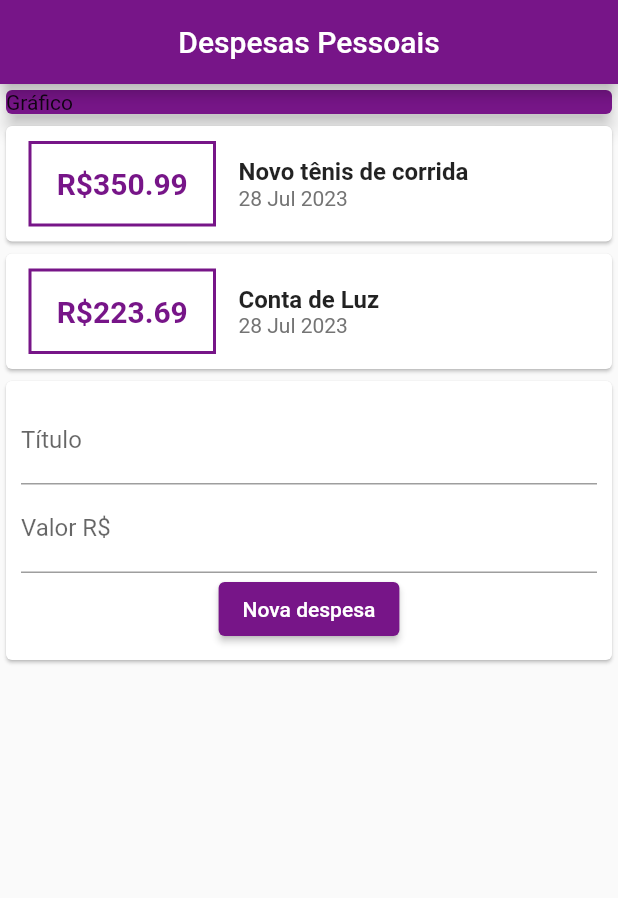
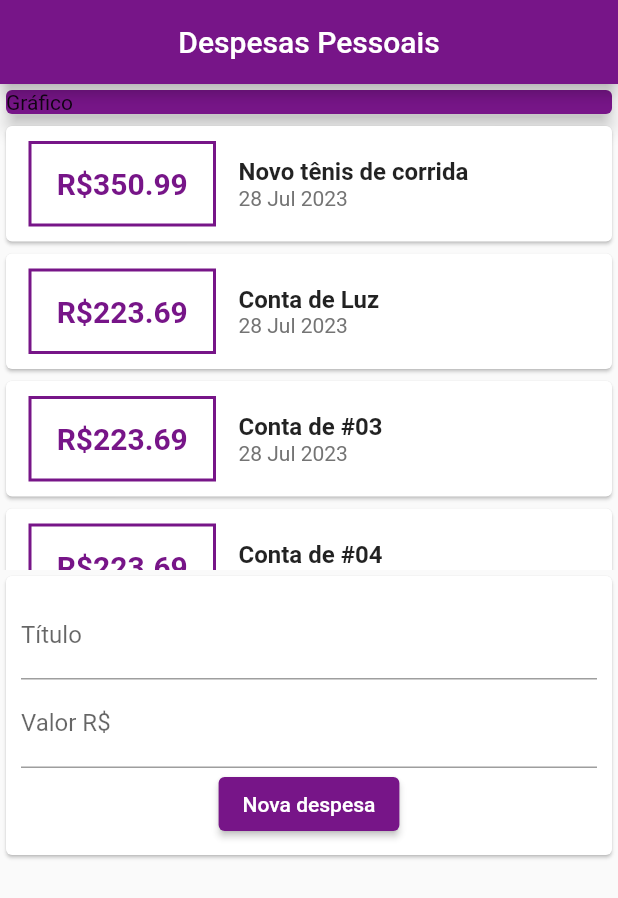
Before and after one commit to muaoliveira/Flutter-Personal-Expenses, a Flutter app: the screen it shows after launch, on a phone screen of 412 x 824 dp. Shown: the top 898 px of the screen. Run offline on Flutter 3.47's test engine with Material 2 defaults, Android fonts, the phone set to English and light mode, and no system bars.

Commit message:
Add files via upload

```diff
--- a/lib/components/transaction_list.dart
+++ b/lib/components/transaction_list.dart
@@ -10,8 +10,12 @@ class TransactionList extends StatelessWidget {
 
   @override
   Widget build(BuildContext context) {
-    return Column(
-      children: transaction.map((tr) {
+    return Container(
+      height: 300,
+      child: ListView.builder(
+        itemCount: transaction.length,
+        itemBuilder: (ctx, index) {
+          final tr = transaction[index];
           return Card(
               child: Row(
             children: [
@@ -58,7 +62,8 @@ class TransactionList extends StatelessWidget {
               )
             ],
           ));
-      }).toList(),
+        },
+      ),
     );
   }
 }
--- a/lib/components/transaction_user.dart
+++ b/lib/components/transaction_user.dart
@@ -21,6 +21,30 @@ class _TransactionUserState extends State<TransactionUser> {
     Transaction(
       id: 't2',
       title: 'Conta de Luz',
+      value: 223.69,
+      date: DateTime.now(),
+    ),
+    Transaction(
+      id: 't3',
+      title: 'Conta de #03',
+      value: 223.69,
+      date: DateTime.now(),
+    ),
+    Transaction(
+      id: 't4',
+      title: 'Conta de #04',
+      value: 223.69,
+      date: DateTime.now(),
+    ),
+    Transaction(
+      id: 't5',
+      title: 'Conta de #05',
+      value: 223.69,
+      date: DateTime.now(),
+    ),
+    Transaction(
+      id: 't6',
+      title: 'Conta de #06',
       value: 223.69,
       date: DateTime.now(),
     ),
--- a/lib/main.dart
+++ b/lib/main.dart
@@ -24,7 +24,8 @@ class myHomePage extends StatelessWidget {
           title: const Text('Despesas Pessoais'),
           backgroundColor: const Color.fromARGB(255, 119, 21, 136),
         ),
-        body: Column(
+        body: SingleChildScrollView(
+          child: Column(
             crossAxisAlignment: CrossAxisAlignment.stretch,
             children: <Widget>[
               const SizedBox(
@@ -32,9 +33,11 @@ class myHomePage extends StatelessWidget {
                   elevation: 5,
                   color: Color.fromARGB(255, 119, 21, 136),
                   child: Text('Gráfico'),
-            )),
+                )
+              ),
               TransactionUser()
             ],
+          ),
         ));
   }
 }
```
Lines whose indentation alone changed are shown as unchanged.
